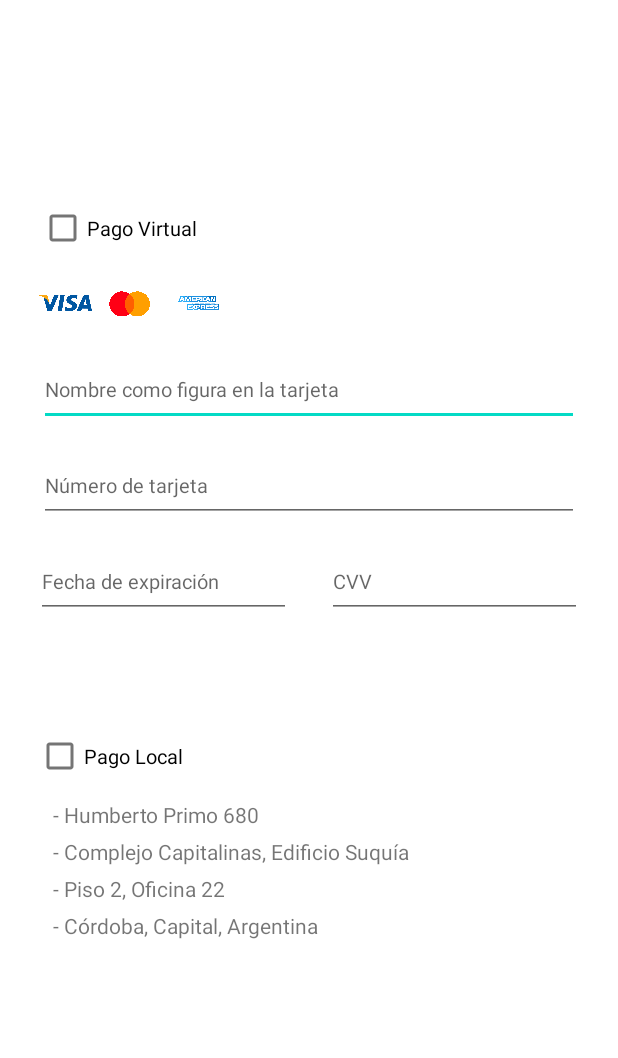
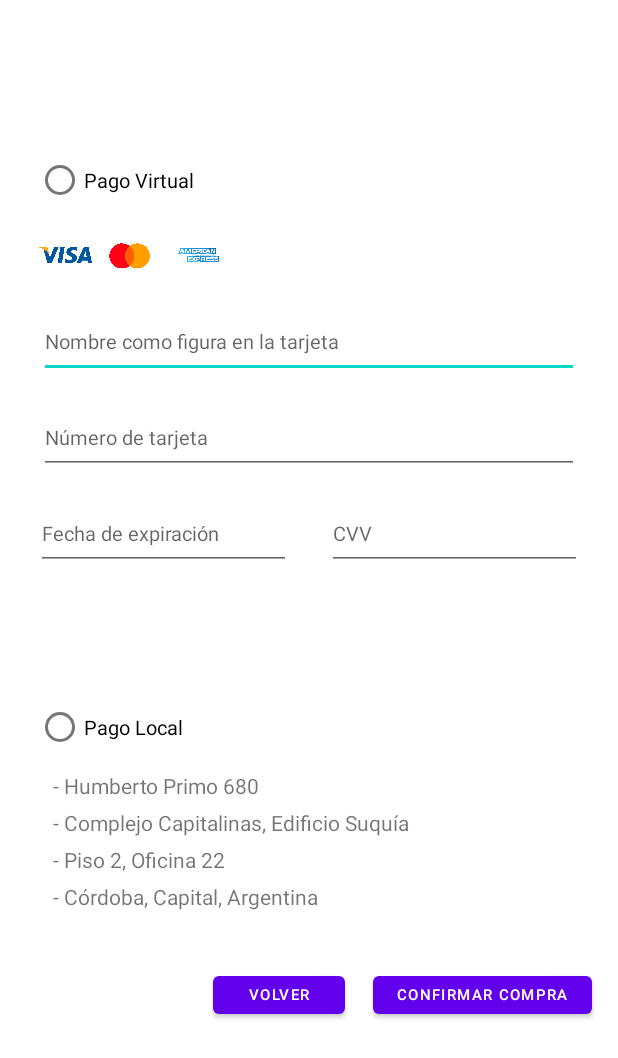
Before and after one commit to Proyectos-ISPC/proyecto-app-mobile, an Android app: the layout activity_pago.xml on its own in the app's theme, with its tools: preview values and no code run, on a phone screen of 412 x 824 dp. Shown: the top 1058 px of the screen. Run offline under Robolectric (Android 15) with nearby library versions, the phone set to English and light mode, and no system bars.

Commit message:
add: botones no funcionales

```diff
--- a/libreria/app/src/main/res/layout/activity_pago.xml
+++ b/libreria/app/src/main/res/layout/activity_pago.xml
@@ -9,15 +9,16 @@
     <!-- Checkbox para Pago Virtual -->
 
     <!-- Logos de tarjetas -->
-    <CheckBox
+
+    <RadioButton
         android:id="@+id/checkBoxPagoVirtual"
         android:layout_width="110dp"
         android:layout_height="48dp"
-        android:layout_marginTop="128dp"
+        android:layout_marginTop="96dp"
         android:text="@string/virtual_pago"
         android:textSize="13sp"
         app:layout_constraintEnd_toEndOf="parent"
-        app:layout_constraintHorizontal_bias="0.086"
+        app:layout_constraintHorizontal_bias="0.079"
         app:layout_constraintStart_toStartOf="parent"
         app:layout_constraintTop_toTopOf="parent" />
 
@@ -117,7 +118,7 @@
         app:layout_constraintStart_toStartOf="parent"
         app:layout_constraintTop_toBottomOf="@+id/editTextNumeroTarjeta" />
 
-    <CheckBox
+    <RadioButton
         android:id="@+id/checkBoxPagoLocal"
         android:layout_width="110dp"
         android:layout_height="48dp"
@@ -133,6 +134,7 @@
 
 
     <LinearLayout
+        android:id="@+id/linearLayout"
         android:layout_width="250dp"
         android:layout_height="100dp"
         android:layout_marginStart="24dp"
@@ -151,8 +153,8 @@
             android:layout_height="wrap_content"
             android:layout_marginStart="10dp"
             android:layout_marginTop="5dp"
+            android:inputType="text"
             android:text="- Humberto Primo 680"
-            android:inputType="text"
             tools:layout_editor_absoluteX="35dp"
             tools:layout_editor_absoluteY="515dp" />
 
@@ -162,8 +164,8 @@
             android:layout_height="wrap_content"
             android:layout_marginStart="10dp"
             android:layout_marginTop="5dp"
+            android:inputType="text"
             android:text="- Complejo Capitalinas, Edificio Suquía"
-            android:inputType="text"
             tools:layout_editor_absoluteX="35dp"
             tools:layout_editor_absoluteY="515dp" />
 
@@ -173,8 +175,8 @@
             android:layout_height="wrap_content"
             android:layout_marginStart="10dp"
             android:layout_marginTop="5dp"
+            android:inputType="text"
             android:text="- Piso 2, Oficina 22"
-            android:inputType="text"
             tools:layout_editor_absoluteX="35dp"
             tools:layout_editor_absoluteY="515dp" />
 
@@ -184,11 +186,35 @@
             android:layout_height="wrap_content"
             android:layout_marginStart="10dp"
             android:layout_marginTop="5dp"
+            android:inputType="text"
             android:text="- Córdoba, Capital, Argentina"
-            android:inputType="text"
             tools:layout_editor_absoluteX="35dp"
             tools:layout_editor_absoluteY="515dp" />
     </LinearLayout>
 
+    <Button
+        android:id="@+id/button3"
+        android:layout_width="wrap_content"
+        android:layout_height="37dp"
+        android:layout_marginTop="36dp"
+        android:text="@string/btn_confirmacion"
+        android:textSize="10sp"
+        app:layout_constraintEnd_toEndOf="parent"
+        app:layout_constraintHorizontal_bias="0.936"
+        app:layout_constraintStart_toStartOf="parent"
+        app:layout_constraintTop_toBottomOf="@+id/linearLayout" />
+
+    <Button
+        android:id="@+id/button4"
+        android:layout_width="wrap_content"
+        android:layout_height="37dp"
+        android:layout_marginTop="36dp"
+        android:text="@string/btn_volver"
+        android:textSize="10sp"
+        app:layout_constraintEnd_toStartOf="@+id/button3"
+        app:layout_constraintHorizontal_bias="0.885"
+        app:layout_constraintStart_toStartOf="parent"
+        app:layout_constraintTop_toBottomOf="@+id/linearLayout" />
+
 
 </androidx.constraintlayout.widget.ConstraintLayout>
--- a/libreria/app/src/main/res/values/strings.xml
+++ b/libreria/app/src/main/res/values/strings.xml
@@ -14,4 +14,6 @@
     <string name="numero_tarjeta">Número de tarjeta</string>
     <string name="fecha_expiracion">Fecha de expiración</string>
     <string name="codigo_seguridad">CVV</string>
+    <string name="btn_confirmacion">Confirmar compra</string>
+    <string name="btn_volver">Volver</string>
 </resources>
```
